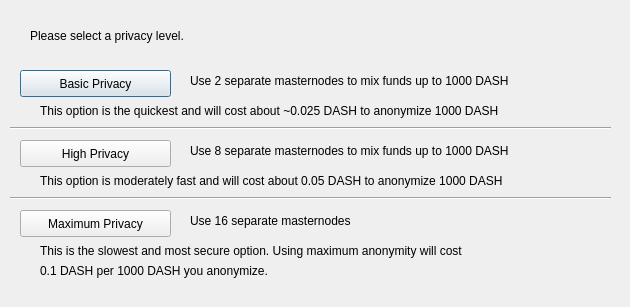
Old version of the form src/qt/forms/darksendconfig.ui in the repository Dito24/MDClassic.
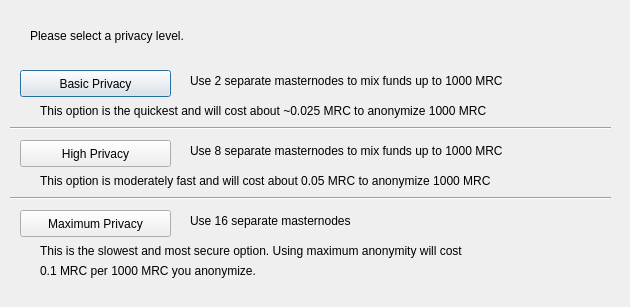
New version of the form.

What changed in the file:
```diff
--- a/src/qt/forms/darksendconfig.ui
+++ b/src/qt/forms/darksendconfig.ui
@@ -75,7 +75,7 @@
     </rect>
    </property>
    <property name="text">
-    <string>Use 2 separate masternodes to mix funds up to 1000 DASH</string>
+    <string>Use 2 separate masternodes to mix funds up to 1000 MRC</string>
    </property>
   </widget>
   <widget class="QLabel" name="label_3">
@@ -88,7 +88,7 @@
     </rect>
    </property>
    <property name="text">
-    <string>Use 8 separate masternodes to mix funds up to 1000 DASH</string>
+    <string>Use 8 separate masternodes to mix funds up to 1000 MRC</string>
    </property>
   </widget>
   <widget class="QLabel" name="label_4">
@@ -114,7 +114,7 @@
     </rect>
    </property>
    <property name="text">
-    <string>This option is the quickest and will cost about ~0.025 DASH to anonymize 1000 DASH</string>
+    <string>This option is the quickest and will cost about ~0.025 MRC to anonymize 1000 MRC</string>
    </property>
   </widget>
   <widget class="QLabel" name="label_7">
@@ -127,7 +127,7 @@
     </rect>
    </property>
    <property name="text">
-    <string>This option is moderately fast and will cost about 0.05 DASH to anonymize 1000 DASH</string>
+    <string>This option is moderately fast and will cost about 0.05 MRC to anonymize 1000 MRC</string>
    </property>
   </widget>
   <widget class="QLabel" name="label_8">
@@ -153,7 +153,7 @@
     </rect>
    </property>
    <property name="text">
-    <string>0.1 DASH per 1000 DASH you anonymize.</string>
+    <string>0.1 MRC per 1000 MRC you anonymize.</string>
    </property>
   </widget>
   <widget class="Line" name="line">
```
